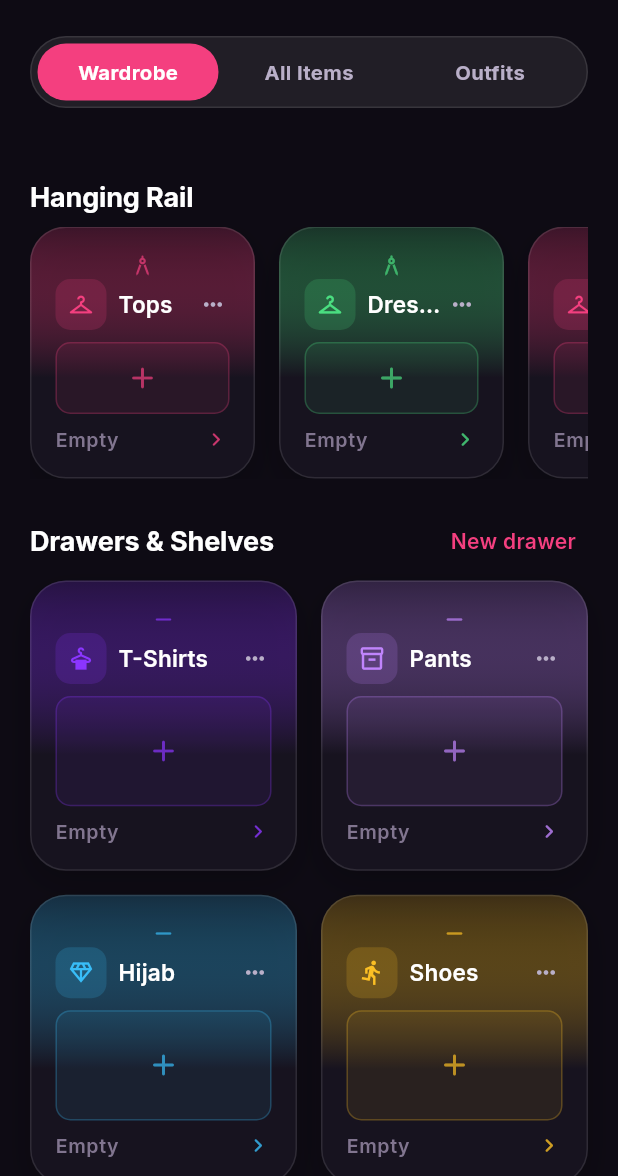
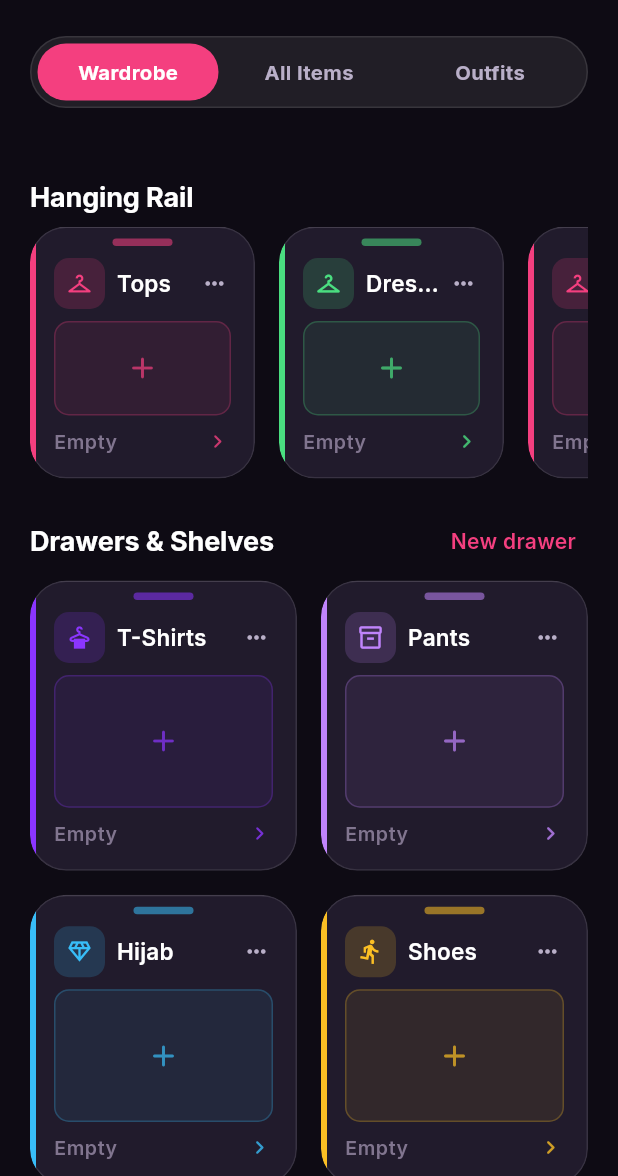
Before and after one commit to getRabbi/wear-the-mood, a Flutter app: the WardrobeScreen screen opened by its route, on a phone screen of 412 x 824 dp, the part 60-1236 px from its top. Run offline on Flutter 3.47's test engine with Material 3 defaults, Android fonts, the phone set to English and light mode, and no system bars; our stand-ins replace cached_network_image, dio, firebase_core, firebase_messaging, flutter_image_compress, flutter_riverpod and 9 more; missing offline and left inert: google_mlkit_pose_detection, posthog_flutter, purchases_flutter; accounts and stored records are empty; generated files the repository leaves out were written again; network calls fail.

Commit message:
feat(closet): skeuomorphic drawer fronts + container-transform open (§4)
Drawers now look like real labelled drawers and "pull open" into their contents.

- DrawerCard redesigned as a raised drawer front: surfaceElevated panel, a
  centered pull handle, a thin accent EDGE (not a full gradient fill), the name +
  count as the label, soft drop shadow + a hairline top highlight for depth.
- Tapping an unlocked drawer morphs the front into the full DrawerDetailScreen via
  the animations package's OpenContainer (container transform, 260ms, easeOutCubic
  via the Material curve) with a selection haptic for the "pull" feel. Reduce-motion
  (MediaQuery.disableAnimations) makes the transition instant.
- Locked drawers (§18) keep the same skin, skip the morph, and route to the paywall.
- DrawerDetailScreen post-delete pop switched to Navigator.maybePop so it closes
  correctly whether reached via go_router or the OpenContainer (pageless) route;
  the go_router route stays registered for deep links.

Dependency: animations ^2.0.11 (resolved 2.2.0, BSD-3, official flutter.dev) —
recorded in LICENSES.md per §2.2 (founder-approved).

Tests: +1 (unlocked front renders its label + fires the open tap). flutter
analyze clean; full suite 211 green; debug APK builds with the new dependency.

Co-Authored-By: Claude Opus 4.8 <noreply@anthropic.com>

```diff
--- a/app/lib/features/wardrobe/drawers/drawer_card.dart
+++ b/app/lib/features/wardrobe/drawers/drawer_card.dart
@@ -42,36 +42,60 @@ class DrawerCard extends StatelessWidget {
     final l10n = AppLocalizations.of(context);
     final text = Theme.of(context).textTheme;
     final accent = drawer.accent;
-    final isRail = drawer.kind == ClosetDrawerKind.rail;
 
-    final card = Container(
+    // A labelled "drawer front": a raised (surfaceElevated) panel with a centered
+    // pull handle, a thin accent edge (not a full fill), and the name + count as
+    // the label — soft drop shadow + a top inset highlight for depth (§4).
+    final card = DecoratedBox(
       decoration: BoxDecoration(
-          gradient: LinearGradient(
-            begin: Alignment.topCenter,
-            end: Alignment.bottomCenter,
-            colors: [
-              accent.withValues(alpha: 0.20),
-              Theme.of(context).colorScheme.surface,
-            ],
-            stops: const [0, 0.6],
-          ),
+        color: AppColors.surfaceElevated,
         borderRadius: BorderRadius.circular(AppRadius.card),
         border: Border.all(color: AppColors.glassBorder),
-          boxShadow: AppShadow.soft,
+        boxShadow: AppShadow.card,
       ),
-        child: Padding(
-          padding: const EdgeInsets.all(AppSpace.md),
+      child: ClipRRect(
+        borderRadius: BorderRadius.circular(AppRadius.card),
+        child: Stack(
+          children: [
+            // Thin accent edge down the left — the drawer's "label colour".
+            Positioned(
+              left: 0,
+              top: 0,
+              bottom: 0,
+              child: Container(width: 4, color: accent),
+            ),
+            // Hairline top highlight so the front reads as a raised panel.
+            Positioned(
+              left: 0,
+              right: 0,
+              top: 0,
+              child: Container(
+                height: 1,
+                color: Colors.white.withValues(alpha: 0.06),
+              ),
+            ),
+            Padding(
+              padding: const EdgeInsets.fromLTRB(
+                AppSpace.md,
+                AppSpace.sm,
+                AppSpace.md,
+                AppSpace.md,
+              ),
               child: Column(
                 crossAxisAlignment: CrossAxisAlignment.start,
                 children: [
-              // Rail = hanger hook; drawer = pull handle.
+                  // The drawer pull.
                   Center(
-                child: Icon(
-                  isRail ? Icons.architecture_rounded : Icons.remove_rounded,
-                  size: 18,
-                  color: accent.withValues(alpha: 0.7),
+                    child: Container(
+                      width: 40,
+                      height: 5,
+                      decoration: BoxDecoration(
+                        color: accent.withValues(alpha: 0.55),
+                        borderRadius: BorderRadius.circular(AppRadius.pill),
                       ),
                     ),
+                  ),
+                  const SizedBox(height: AppSpace.sm),
                   Row(
                     children: [
                       Container(
@@ -128,8 +152,14 @@ class DrawerCard extends StatelessWidget {
                 ],
               ),
             ),
+          ],
+        ),
+      ),
     );
 
+    // Unlocked drawers morph open via OpenContainer at the call-site, so they
+    // pass a no-op onTap-less front; here we still support a plain tap for the
+    // locked → paywall path and any non-morph use.
     return Pressable(
       onTap: onTap,
       semanticLabel: drawer.name,
--- a/app/lib/features/wardrobe/drawers/drawer_detail_screen.dart
+++ b/app/lib/features/wardrobe/drawers/drawer_detail_screen.dart
@@ -61,7 +61,9 @@ class _DrawerDetailScreenState extends ConsumerState<DrawerDetailScreen> {
     );
     if (!ok || !mounted) return;
     ref.read(closetDrawersProvider.notifier).delete(drawer.id);
-    if (mounted) context.pop();
+    // Pop via Navigator so this closes correctly whether the screen was reached
+    // through go_router OR the OpenContainer morph (a pageless Navigator route).
+    if (mounted) Navigator.of(context).maybePop();
   }
 
   Future<void> _moveItem(WardrobeItem item) async {
--- a/app/lib/features/wardrobe/drawers/wardrobe_view.dart
+++ b/app/lib/features/wardrobe/drawers/wardrobe_view.dart
@@ -1,3 +1,4 @@
+import 'package:animations/animations.dart';
 import 'package:flutter/material.dart';
 import 'package:flutter/services.dart';
 import 'package:flutter_riverpod/flutter_riverpod.dart';
@@ -14,6 +15,7 @@ import '../closet_colors.dart';
 import '../wardrobe_providers.dart';
 import 'closet_drawer.dart';
 import 'drawer_card.dart';
+import 'drawer_detail_screen.dart';
 import 'drawer_edit_sheet.dart';
 import 'drawer_gating.dart';
 import 'drawer_store.dart';
@@ -34,20 +36,6 @@ class WardrobeView extends ConsumerWidget {
   /// Filter All Items by a palette colour key (from the Color Map).
   final ValueChanged<String> onOpenColor;
 
-  void _openDrawer(BuildContext context, ClosetDrawer drawer) {
-    HapticFeedback.selectionClick();
-    context.push('${AppRoute.wardrobe}/drawer/${drawer.id}');
-  }
-
-  /// A locked drawer (free user, beyond the limit) routes to the paywall instead
-  /// of opening (§18); otherwise it opens normally.
-  void _openOrPaywall(BuildContext context, ClosetDrawer drawer, bool locked) {
-    if (locked) {
-      context.push(AppRoute.paywall);
-    } else {
-      _openDrawer(context, drawer);
-    }
-  }
 
   Future<void> _drawerMenu(
     BuildContext context,
@@ -155,13 +143,11 @@ class WardrobeView extends ConsumerWidget {
                 final d = railDrawers[i];
                 return SizedBox(
                   width: 150,
-                  child: DrawerCard(
+                  child: _DrawerOpenCard(
                     drawer: d,
                     count: count(d),
                     previews: previews(d),
                     locked: locked.contains(d.id),
-                    onTap: () =>
-                        _openOrPaywall(context, d, locked.contains(d.id)),
                     onMenu: () => _drawerMenu(context, ref, d),
                   ),
                 );
@@ -188,12 +174,11 @@ class WardrobeView extends ConsumerWidget {
           childAspectRatio: 0.92,
           children: [
             for (final d in shelfDrawers)
-              DrawerCard(
+              _DrawerOpenCard(
                 drawer: d,
                 count: count(d),
                 previews: previews(d),
                 locked: locked.contains(d.id),
-                onTap: () => _openOrPaywall(context, d, locked.contains(d.id)),
                 onMenu: () => _drawerMenu(context, ref, d),
               ),
             if (unsorted.isNotEmpty)
@@ -240,6 +225,69 @@ class WardrobeView extends ConsumerWidget {
           ],
         ),
       ],
+    );
+  }
+}
+
+/// A drawer front that "pulls open" into its contents via a container-transform
+/// (the `animations` package's OpenContainer, §4) — the front morphs/scales into
+/// the full [DrawerDetailScreen]. Locked drawers (§18) skip the morph and route
+/// to the paywall instead. Reduce-motion makes the transition instant.
+class _DrawerOpenCard extends StatelessWidget {
+  const _DrawerOpenCard({
+    required this.drawer,
+    required this.count,
+    required this.previews,
+    required this.locked,
+    required this.onMenu,
+  });
+
+  final ClosetDrawer drawer;
+  final int count;
+  final List<String> previews;
+  final bool locked;
+  final VoidCallback onMenu;
+
+  @override
+  Widget build(BuildContext context) {
+    if (locked) {
+      // No morph for a locked drawer — tapping opens the paywall.
+      return DrawerCard(
+        drawer: drawer,
+        count: count,
+        previews: previews,
+        locked: true,
+        onTap: () => context.push(AppRoute.paywall),
+        onMenu: onMenu,
+      );
+    }
+
+    final reduceMotion = MediaQuery.of(context).disableAnimations;
+    return OpenContainer(
+      tappable: false, // the card's own Pressable triggers `open`
+      transitionType: ContainerTransitionType.fade, // Material container transform
+      transitionDuration: reduceMotion
+          ? Duration.zero
+          : const Duration(milliseconds: 260),
+      closedElevation: 0,
+      openElevation: 0,
+      closedColor: Colors.transparent,
+      middleColor: Colors.transparent,
+      openColor: Theme.of(context).scaffoldBackgroundColor,
+      closedShape: RoundedRectangleBorder(
+        borderRadius: BorderRadius.circular(AppRadius.card),
+      ),
+      closedBuilder: (context, open) => DrawerCard(
+        drawer: drawer,
+        count: count,
+        previews: previews,
+        onTap: () {
+          HapticFeedback.selectionClick(); // the "pull" feel
+          open();
+        },
+        onMenu: onMenu,
+      ),
+      openBuilder: (context, _) => DrawerDetailScreen(drawerId: drawer.id),
     );
   }
 }
--- a/app/pubspec.yaml
+++ b/app/pubspec.yaml
@@ -58,6 +58,7 @@ dependencies:
   google_mlkit_pose_detection: ^0.14.1
   share_plus: ^10.1.4
   purchases_flutter: ^10.2.3
+  animations: ^2.0.11 # official flutter.dev motion (OpenContainer) — BSD-3
 
 dev_dependencies:
   flutter_test:
```
Also changed, not shown: app/pubspec.lock, 2 other files. Lines whose indentation alone changed are shown as unchanged.
